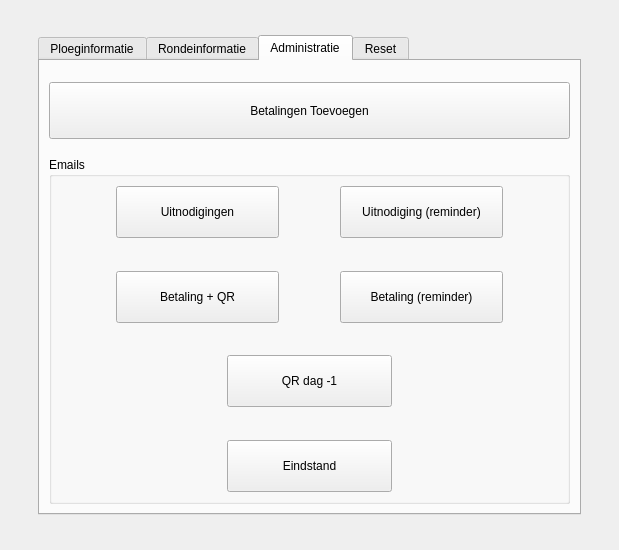
First picture: the form in ui/Admin.ui, repository TimThielemans/ScoreQuiz, before the edit.
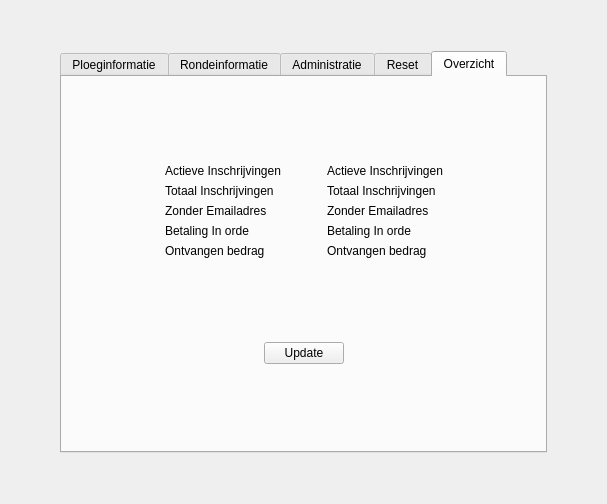
Second picture: the form after the edit.

Diff of the .ui file:
```diff
--- a/ui/Admin.ui
+++ b/ui/Admin.ui
@@ -6,14 +6,14 @@
    <rect>
     <x>0</x>
     <y>0</y>
-    <width>619</width>
-    <height>550</height>
+    <width>607</width>
+    <height>504</height>
    </rect>
   </property>
   <property name="windowTitle">
    <string>Admin Only</string>
   </property>
-  <layout class="QGridLayout" name="gridLayout_4" rowstretch="1,20,1" columnstretch="1,20,1">
+  <layout class="QGridLayout" name="gridLayout_4" rowstretch="1,10,1" columnstretch="1,10,1">
    <item row="0" column="1">
     <spacer name="verticalSpacer_6">
      <property name="orientation">
@@ -27,19 +27,6 @@
      </property>
     </spacer>
    </item>
-   <item row="1" column="0">
-    <spacer name="horizontalSpacer_11">
-     <property name="orientation">
-      <enum>Qt::Horizontal</enum>
-     </property>
-     <property name="sizeHint" stdset="0">
-      <size>
-       <width>26</width>
-       <height>20</height>
-      </size>
-     </property>
-    </spacer>
-   </item>
    <item row="1" column="2">
     <spacer name="horizontalSpacer_12">
      <property name="orientation">
@@ -53,10 +40,36 @@
      </property>
     </spacer>
    </item>
+   <item row="1" column="0">
+    <spacer name="horizontalSpacer_11">
+     <property name="orientation">
+      <enum>Qt::Horizontal</enum>
+     </property>
+     <property name="sizeHint" stdset="0">
+      <size>
+       <width>26</width>
+       <height>20</height>
+      </size>
+     </property>
+    </spacer>
+   </item>
+   <item row="2" column="1">
+    <spacer name="verticalSpacer_5">
+     <property name="orientation">
+      <enum>Qt::Vertical</enum>
+     </property>
+     <property name="sizeHint" stdset="0">
+      <size>
+       <width>20</width>
+       <height>21</height>
+      </size>
+     </property>
+    </spacer>
+   </item>
    <item row="1" column="1">
     <widget class="QTabWidget" name="tabWidget">
      <property name="currentIndex">
-      <number>2</number>
+      <number>4</number>
      </property>
      <widget class="QWidget" name="ploeg">
       <attribute name="title">
@@ -1191,21 +1204,264 @@
        </item>
       </layout>
      </widget>
+     <widget class="QWidget" name="tab_3">
+      <attribute name="title">
+       <string>Overzicht</string>
+      </attribute>
+      <layout class="QGridLayout" name="gridLayout_9">
+       <item row="0" column="1">
+        <spacer name="verticalSpacer_22">
+         <property name="orientation">
+          <enum>Qt::Vertical</enum>
+         </property>
+         <property name="sizeHint" stdset="0">
+          <size>
+           <width>20</width>
+           <height>67</height>
+          </size>
+         </property>
+        </spacer>
+       </item>
+       <item row="1" column="0">
+        <spacer name="horizontalSpacer_42">
+         <property name="orientation">
+          <enum>Qt::Horizontal</enum>
+         </property>
+         <property name="sizeHint" stdset="0">
+          <size>
+           <width>39</width>
+           <height>20</height>
+          </size>
+         </property>
+        </spacer>
+       </item>
+       <item row="1" column="1">
+        <layout class="QHBoxLayout" name="horizontalLayout_13">
+         <item>
+          <spacer name="horizontalSpacer_40">
+           <property name="orientation">
+            <enum>Qt::Horizontal</enum>
+           </property>
+           <property name="sizeHint" stdset="0">
+            <size>
+             <width>40</width>
+             <height>20</height>
+            </size>
+           </property>
+          </spacer>
+         </item>
+         <item>
+          <layout class="QVBoxLayout" name="verticalLayout_3">
+           <item>
+            <widget class="QLabel" name="label_2">
+             <property name="text">
+              <string>Actieve Inschrijvingen</string>
+             </property>
+            </widget>
+           </item>
+           <item>
+            <widget class="QLabel" name="label_13">
+             <property name="text">
+              <string>Totaal Inschrijvingen</string>
+             </property>
+            </widget>
+           </item>
+           <item>
+            <widget class="QLabel" name="label_14">
+             <property name="text">
+              <string>Zonder Emailadres</string>
+             </property>
+            </widget>
+           </item>
+           <item>
+            <widget class="QLabel" name="label_15">
+             <property name="text">
+              <string>Betaling In orde</string>
+             </property>
+            </widget>
+           </item>
+           <item>
+            <widget class="QLabel" name="label_16">
+             <property name="text">
+              <string>Ontvangen bedrag</string>
+             </property>
+            </widget>
+           </item>
+          </layout>
+         </item>
+         <item>
+          <spacer name="horizontalSpacer_39">
+           <property name="orientation">
+            <enum>Qt::Horizontal</enum>
+           </property>
+           <property name="sizeHint" stdset="0">
+            <size>
+             <width>40</width>
+             <height>20</height>
+            </size>
+           </property>
+          </spacer>
+         </item>
+         <item>
+          <layout class="QVBoxLayout" name="verticalLayout_4">
+           <item>
+            <widget class="QLabel" name="label_17">
+             <property name="text">
+              <string>Actieve Inschrijvingen</string>
+             </property>
+            </widget>
+           </item>
+           <item>
+            <widget class="QLabel" name="label_18">
+             <property name="text">
+              <string>Totaal Inschrijvingen</string>
+             </property>
+            </widget>
+           </item>
+           <item>
+            <widget class="QLabel" name="label_19">
+             <property name="text">
+              <string>Zonder Emailadres</string>
+             </property>
+            </widget>
+           </item>
+           <item>
+            <widget class="QLabel" name="label_20">
+             <property name="text">
+              <string>Betaling In orde</string>
+             </property>
+            </widget>
+           </item>
+           <item>
+            <widget class="QLabel" name="label_21">
+             <property name="text">
+              <string>Ontvangen bedrag</string>
+             </property>
+            </widget>
+           </item>
+          </layout>
+         </item>
+         <item>
+          <spacer name="horizontalSpacer_41">
+           <property name="orientation">
+            <enum>Qt::Horizontal</enum>
+           </property>
+           <property name="sizeHint" stdset="0">
+            <size>
+             <width>40</width>
+             <height>20</height>
+            </size>
+           </property>
+          </spacer>
+         </item>
+        </layout>
+       </item>
+       <item row="1" column="2">
+        <spacer name="horizontalSpacer_43">
+         <property name="orientation">
+          <enum>Qt::Horizontal</enum>
+         </property>
+         <property name="sizeHint" stdset="0">
+          <size>
+           <width>39</width>
+           <height>20</height>
+          </size>
+         </property>
+        </spacer>
+       </item>
+       <item row="2" column="1">
+        <spacer name="verticalSpacer_21">
+         <property name="orientation">
+          <enum>Qt::Vertical</enum>
+         </property>
+         <property name="sizeHint" stdset="0">
+          <size>
+           <width>20</width>
+           <height>66</height>
+          </size>
+         </property>
+        </spacer>
+       </item>
+       <item row="3" column="0">
+        <spacer name="horizontalSpacer_46">
+         <property name="orientation">
+          <enum>Qt::Horizontal</enum>
+         </property>
+         <property name="sizeHint" stdset="0">
+          <size>
+           <width>39</width>
+           <height>20</height>
+          </size>
+         </property>
+        </spacer>
+       </item>
+       <item row="3" column="1">
+        <layout class="QHBoxLayout" name="horizontalLayout_14">
+         <item>
+          <spacer name="horizontalSpacer_44">
+           <property name="orientation">
+            <enum>Qt::Horizontal</enum>
+           </property>
+           <property name="sizeHint" stdset="0">
+            <size>
+             <width>40</width>
+             <height>20</height>
+            </size>
+           </property>
+          </spacer>
+         </item>
+         <item>
+          <widget class="QPushButton" name="updateOverzichtBtn">
+           <property name="text">
+            <string>Update</string>
+           </property>
+          </widget>
+         </item>
+         <item>
+          <spacer name="horizontalSpacer_45">
+           <property name="orientation">
+            <enum>Qt::Horizontal</enum>
+           </property>
+           <property name="sizeHint" stdset="0">
+            <size>
+             <width>40</width>
+             <height>20</height>
+            </size>
+           </property>
+          </spacer>
+         </item>
+        </layout>
+       </item>
+       <item row="3" column="2">
+        <spacer name="horizontalSpacer_47">
+         <property name="orientation">
+          <enum>Qt::Horizontal</enum>
+         </property>
+         <property name="sizeHint" stdset="0">
+          <size>
+           <width>39</width>
+           <height>20</height>
+          </size>
+         </property>
+        </spacer>
+       </item>
+       <item row="4" column="1">
+        <spacer name="verticalSpacer_23">
+         <property name="orientation">
+          <enum>Qt::Vertical</enum>
+         </property>
+         <property name="sizeHint" stdset="0">
+          <size>
+           <width>20</width>
+           <height>67</height>
+          </size>
+         </property>
+        </spacer>
+       </item>
+      </layout>
+     </widget>
     </widget>
    </item>
-   <item row="2" column="1">
-    <spacer name="verticalSpacer_5">
-     <property name="orientation">
-      <enum>Qt::Vertical</enum>
-     </property>
-     <property name="sizeHint" stdset="0">
-      <size>
-       <width>20</width>
-       <height>21</height>
-      </size>
-     </property>
-    </spacer>
-   </item>
   </layout>
  </widget>
  <resources/>
```
